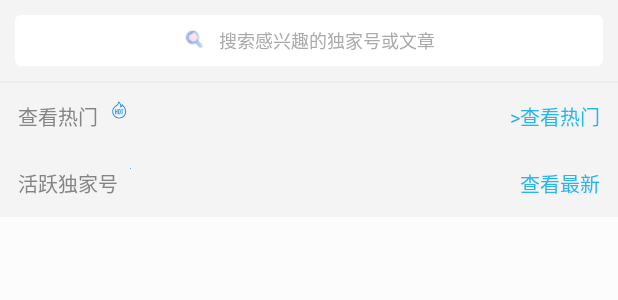
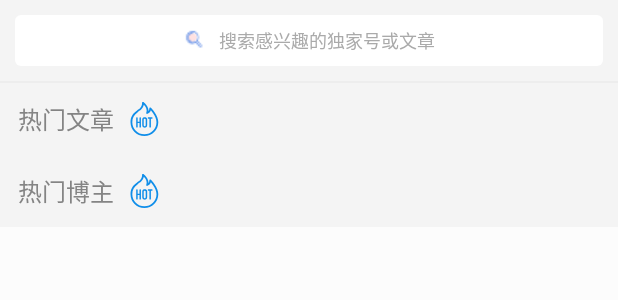
Before and after one commit to chenzhibin66/HeadLine, an Android app: the layout fragment_home_find.xml on its own in the app's theme, with its tools: preview values and no code run, on a phone screen of 412 x 824 dp. Shown: the top 300 px of the screen. Run offline under Robolectric (Android 15) with nearby library versions, the phone set to English and light mode, and no system bars; plain views replace PullRefreshLayout.

Commit message:
update code

```diff
--- a/app/src/main/java/com/nuc/calvin/headline/fragment/HomeFindFragment.java
+++ b/app/src/main/java/com/nuc/calvin/headline/fragment/HomeFindFragment.java
@@ -5,6 +5,8 @@ import android.view.View;
 import com.nuc.calvin.headline.R;
 
 public class HomeFindFragment extends BaseFragment {
+
+
     @Override
     protected void initView(View view) {
 
--- a/app/src/main/java/com/nuc/calvin/headline/view/ListViewForScrollView.java
+++ /dev/null
@@ -1,29 +0,0 @@
-package com.nuc.calvin.headline.view;
-
-import android.content.Context;
-import android.util.AttributeSet;
-import android.widget.ListView;
-
-public class ListViewForScrollView extends ListView {
-    public ListViewForScrollView(Context context) {
-        super(context);
-    }
-
-    public ListViewForScrollView(Context context, AttributeSet attrs) {
-        super(context, attrs);
-    }
-
-    public ListViewForScrollView(Context context, AttributeSet attrs, int defStyleAttr) {
-        super(context, attrs, defStyleAttr);
-    }
-
-    public ListViewForScrollView(Context context, AttributeSet attrs, int defStyleAttr, int defStyleRes) {
-        super(context, attrs, defStyleAttr, defStyleRes);
-    }
-
-    @Override
-    protected void onMeasure(int widthMeasureSpec, int heightMeasureSpec) {
-        int expandSpec=MeasureSpec.makeMeasureSpec(Integer.MAX_VALUE>>2,MeasureSpec.AT_MOST);
-        super.onMeasure(widthMeasureSpec, heightMeasureSpec);
-    }
-}
--- a/app/src/main/res/drawable/ic_hot_article.xml
+++ b/app/src/main/res/drawable/ic_hot_article.xml
@@ -1,5 +1,5 @@
-<vector android:height="12dp" android:viewportHeight="1024"
-    android:viewportWidth="1024" android:width="12dp" xmlns:android="http://schemas.android.com/apk/res/android">
+<vector android:height="24dp" android:viewportHeight="1024"
+    android:viewportWidth="1024" android:width="24dp" xmlns:android="http://schemas.android.com/apk/res/android">
     <path android:fillColor="#108EE9" android:pathData="M627.68,203.16c-12.32,-38.13 -33.42,-73.52 -60.69,-105.98a421.12,421.12 0,0 0,-48.73 -49.07,295.59 295.59,0 0,0 -22.92,-18.02c-18.91,-12.97 -44.05,3.55 -39.59,26.06 0.03,0.22 0.19,1.3 0.39,3.14 1.38,13 0.68,29.7 -3.77,48.61 -6.55,27.77 -20.19,55.18 -42.73,81.13 -6.26,7.22 -13.19,14.27 -20.8,21.13 -7.95,7.2 -16.95,14.66 -27.73,23.11 -9.66,7.58 -54.22,40.99 -66.36,50.52 -112.54,88.18 -166.74,175.38 -166.74,319.49C128,821.52 304.9,998.4 523.11,998.4s395.11,-176.9 395.11,-395.11c0,-93.34 -39.85,-190.07 -105.88,-285.41a930.63,930.63 0,0 0,-71.65 -90.66,800.43 800.43,0 0,0 -23.72,-25.4 404.1,404.1 0,0 0,-9.35 -9.34c-16.47,-15.67 -43.66,-3.72 -43.26,19 0,0.77 -0.03,2.46 -0.19,4.85a133.91,133.91 0,0 1,-1.54 13.04,130.99 130.99,0 0,1 -12.31,38.13c-3.41,6.66 -7.34,12.75 -11.9,18.26 1.83,-25.87 -1.19,-53.04 -10.75,-82.6zM527.79,130.12c23.31,27.73 41.08,57.55 51.2,88.8 11.01,34.1 10.79,63.32 3.79,91.72 -1.14,4.69 -4.78,17.31 -4.68,16.88 -1.25,4.69 -1.81,7.66 -1.57,12.07a26.33,26.33 0,0 0,34.9 23.81c39.36,-13.14 67.16,-38.76 84.48,-72.53 4.18,-8.21 7.65,-16.64 10.43,-25.19a878.54,878.54 0,0 1,63.91 81.37c60.64,87.55 96.77,175.27 96.77,256.26 0,189.93 -153.98,343.91 -343.89,343.91 -189.95,0 -343.93,-153.98 -343.93,-343.91 0,-126.09 45.86,-199.85 147.11,-279.21 11.57,-9.06 56.13,-42.5 66.37,-50.52a568.61,568.61 0,0 0,30.45 -25.38,295.27 295.27,0 0,0 25.16,-25.58c33.67,-38.76 51.13,-79 57.26,-116.65 7.59,7.54 15.05,15.6 22.24,24.15z"/>
     <path android:fillColor="#108EE9" android:pathData="M290.13,480.2c0,-9.37 7.66,-16.95 17,-16.95h7.78c9.39,0 17,7.63 17,17.1v107.83h51.61v-107.83c0,-9.44 7.66,-17.1 17,-17.1h7.78c9.39,0 17,7.8 17,16.95v257.74a17,17 0,0 1,-17 16.95h-7.78a17.07,17.07 0,0 1,-17 -16.98v-112.86h-51.61v112.86c0,9.39 -7.66,16.98 -17,16.98h-7.78c-9.39,0 -17,-7.8 -17,-16.95L290.13,480.2zM462.17,532.07c0,-11.74 2.05,-22.12 6.14,-31.13s9.49,-16.45 16.18,-22.32a69.73,69.73 0,0 1,22.53 -13.31c8.33,-3 16.73,-4.51 25.19,-4.51s16.86,1.5 25.19,4.51c8.33,3 15.84,7.44 22.53,13.31 6.69,5.87 12.08,13.31 16.18,22.32s6.14,19.39 6.14,31.13L602.25,686.08c0,12.01 -2.05,22.46 -6.14,31.33s-9.49,16.25 -16.18,22.12a69.73,69.73 0,0 1,-22.53 13.31c-8.33,3 -16.73,4.51 -25.19,4.51s-16.86,-1.5 -25.19,-4.51a69.73,69.73 0,0 1,-22.53 -13.31,65.42 65.42,0 0,1 -16.18,-22.12c-4.1,-8.87 -6.14,-19.32 -6.14,-31.33v-154.01zM503.94,686.08c0,10.1 2.8,17.54 8.4,22.32 5.6,4.78 12.22,7.17 19.87,7.17 7.65,0 14.27,-2.39 19.87,-7.17 5.6,-4.78 8.4,-12.22 8.4,-22.32v-154.01c0,-10.1 -2.8,-17.54 -8.4,-22.32a29.61,29.61 0,0 0,-19.87 -7.17c-7.65,0 -14.27,2.39 -19.87,7.17 -5.6,4.78 -8.4,12.22 -8.4,22.32L503.94,686.08zM666.56,502.58h-31.44a16.91,16.91 0,0 1,-16.9 -16.9v-5.53c0,-9.34 7.65,-16.9 16.98,-16.9h104.48c9.39,0 16.98,7.58 16.98,16.9v5.53a16.9,16.9 0,0 1,-16.9 16.9h-31.44v235.37a17,17 0,0 1,-17 16.95h-7.78a16.95,16.95 0,0 1,-17 -16.95L666.56,502.58z"/>
 </vector>
--- a/app/src/main/res/layout/fragment_home_find.xml
+++ b/app/src/main/res/layout/fragment_home_find.xml
@@ -1,10 +1,10 @@
 <?xml version="1.0" encoding="utf-8"?>
 <LinearLayout xmlns:android="http://schemas.android.com/apk/res/android"
-    android:orientation="vertical"
     android:id="@+id/my_search_fragment"
+    android:layout_width="match_parent"
+    android:layout_height="match_parent"
     android:background="@color/message_bg"
-    android:layout_width="match_parent"
-    android:layout_height="match_parent">
+    android:orientation="vertical">
 
     <com.baoyz.widget.PullRefreshLayout
         android:id="@+id/search_refresh"
@@ -69,9 +69,9 @@
                         android:id="@+id/hot_team_title"
                         android:layout_width="wrap_content"
                         android:layout_height="wrap_content"
-                        android:text="查看热门"
+                        android:text="热门文章"
                         android:textColor="@color/search_title_name"
-                        android:textSize="13sp" />
+                        android:textSize="16sp" />
 
                     <ImageView
                         android:id="@+id/help_img"
@@ -81,18 +81,10 @@
                         android:layout_toRightOf="@id/hot_team_title"
                         android:src="@drawable/ic_hot_article" />
 
-                    <TextView
-                        android:id="@+id/select_hot_teams"
-                        android:layout_width="wrap_content"
-                        android:layout_height="wrap_content"
-                        android:layout_alignParentRight="true"
-                        android:text=">查看热门"
-                        android:textColor="@color/main_theme"
-                        android:textSize="13sp" />
                 </RelativeLayout>
                 <!--活跃团队号列表-->
-                <com.nuc.calvin.headline.view.ListViewForScrollView
-                    android:id="@+id/hot_team_list"
+                <android.support.v7.widget.RecyclerView
+                    android:id="@+id/hot_article_list"
                     android:layout_width="match_parent"
                     android:layout_height="wrap_content"
                     android:background="@color/title" />
@@ -108,9 +100,9 @@
                         android:id="@+id/active_account_title"
                         android:layout_width="wrap_content"
                         android:layout_height="wrap_content"
-                        android:text="活跃独家号"
+                        android:text="热门博主"
                         android:textColor="@color/search_title_name"
-                        android:textSize="13sp" />
+                        android:textSize="16sp" />
 
                     <ImageView
                         android:id="@+id/help_img_account"
@@ -118,20 +110,11 @@
                         android:layout_height="wrap_content"
                         android:layout_marginLeft="8dp"
                         android:layout_toRightOf="@id/active_account_title"
-                        android:src="@mipmap/icon_help_blue_small" />
-
-                    <TextView
-                        android:id="@+id/select_active_account"
-                        android:layout_width="wrap_content"
-                        android:layout_height="wrap_content"
-                        android:layout_alignParentRight="true"
-                        android:text="查看最新"
-                        android:textColor="@color/main_theme"
-                        android:textSize="13sp" />
+                        android:src="@drawable/ic_hot_article" />
                 </RelativeLayout>
                 <!--活跃独家号列表-->
-                <com.nuc.calvin.headline.view.ListViewForScrollView
-                    android:id="@+id/active_account_list"
+                <android.support.v7.widget.RecyclerView
+                    android:id="@+id/hot_account_list"
                     android:layout_width="match_parent"
                     android:layout_height="wrap_content"
                     android:background="@color/title" />
```
Also changed, not shown: app/src/main/java/com/nuc/calvin/headline/model/Article.java (+16 -16 lines), app/src/main/java/com/nuc/calvin/headline/model/User.java (added, +38 -0 lines), app/src/main/java/com/nuc/calvin/headline/view/BubbleLayout.java (deleted, +0 -35 lines).
